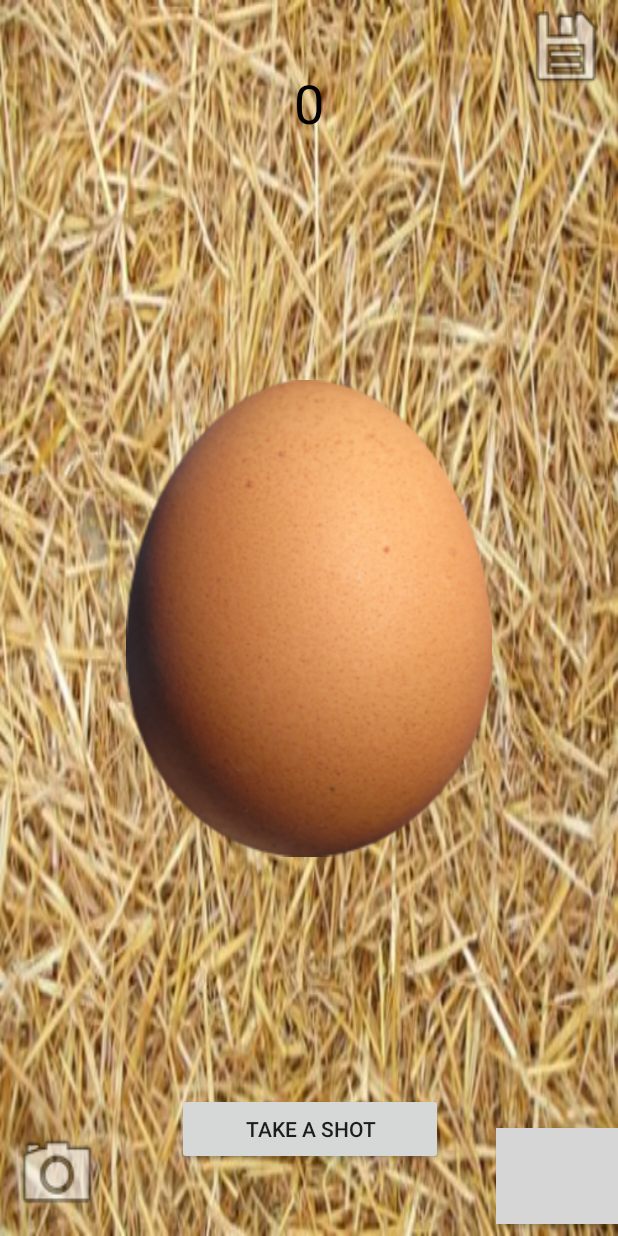
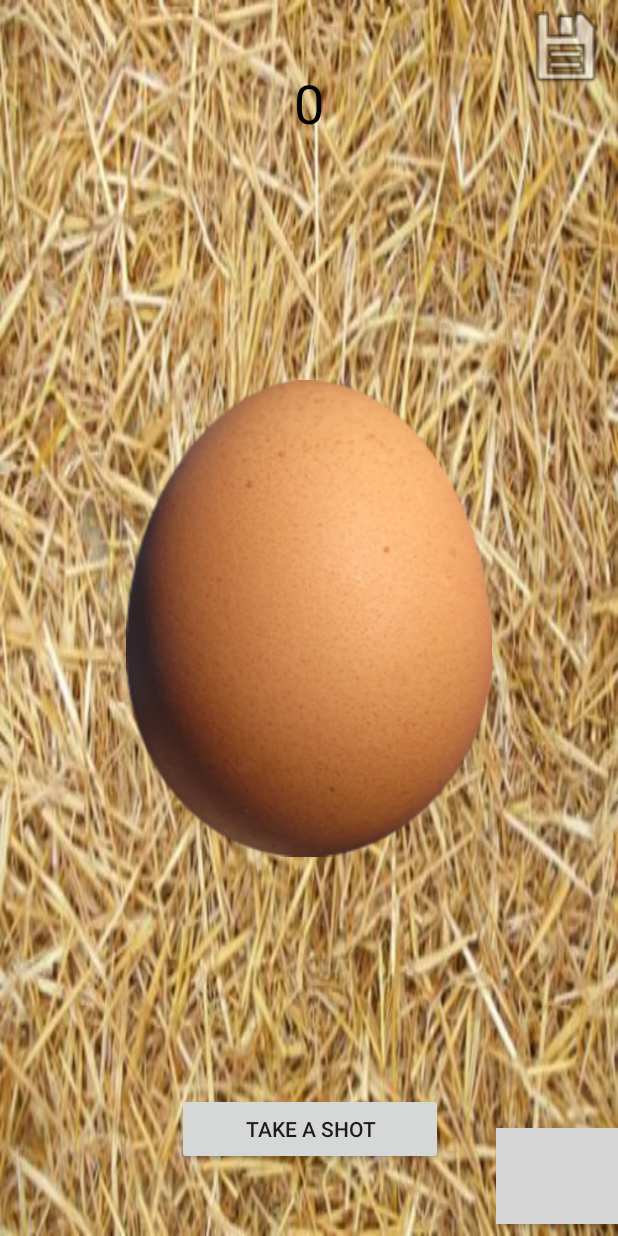
Before and after one commit to killPGM360/EGG-s-clicker, an Android app: the MainActivity screen opened directly, with no data from a screen before it, on a phone screen of 412 x 824 dp. Run offline under Robolectric (Android 15) with nearby library versions, the light colour scheme and no system bars; grey boxes are pictures that could not be loaded.

Commit message:
suite stable

```diff
--- a/app/src/main/java/com/example/usager/projectfinalandroid/MainActivity.java
+++ b/app/src/main/java/com/example/usager/projectfinalandroid/MainActivity.java
@@ -192,6 +192,10 @@ public class MainActivity extends AppCompatActivity {
             Button btn = (Button)findViewById(R.id.btnDrink);
             btn.setVisibility(View.VISIBLE);
         }
+        if(m_compteur>2047483647)
+        {
+            afficheMsg("GG you win the game");
+        }
     }
 
     public void goMarket(View view)
--- a/app/src/main/res/layout/activity_main.xml
+++ b/app/src/main/res/layout/activity_main.xml
@@ -112,6 +112,7 @@
         android:layout_marginStart="8dp"
         android:layout_marginBottom="8dp"
         android:background="@android:drawable/ic_menu_camera"
+        android:visibility="invisible"
         app:layout_constraintBottom_toBottomOf="parent"
         app:layout_constraintStart_toStartOf="parent" />
 
```
